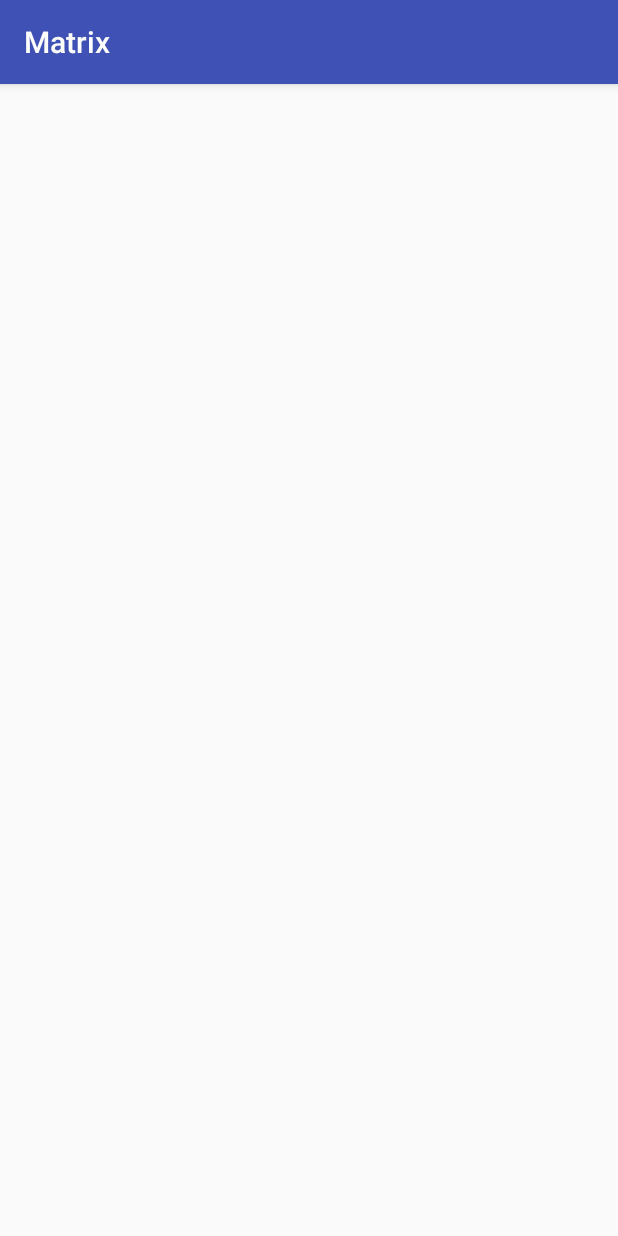
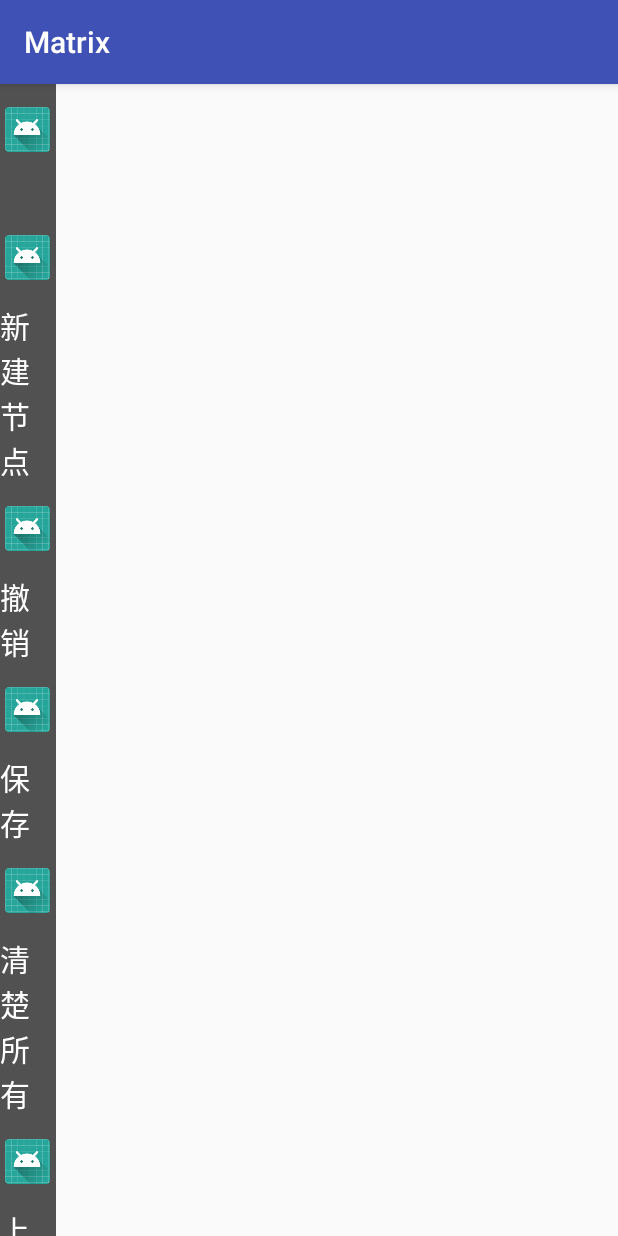
Before and after one commit to Matrix-Android/Matrix, an Android app: the ModelingActivity screen opened directly, with no data from a screen before it, on a phone screen of 412 x 824 dp. Run offline under Robolectric (Android 15) with nearby library versions, the phone set to English and light mode, and no system bars; libraries missing offline, so code that uses them is left out: com.shizhefei.view; plain views replace LargeImageView; 2 statements that could not run were skipped.

Commit message:
Log and edit UI

```diff
--- a/app/build.gradle
+++ b/app/build.gradle
@@ -24,8 +24,6 @@ dependencies {
     implementation 'com.android.support.constraint:constraint-layout:1.1.3'
     implementation 'com.android.support:recyclerview-v7:27.1.1'
     implementation 'com.shizhefei:LargeImageView:1.1.0'
-    implementation 'com.mylhyl:zxingscanner:1.6.0'
-    implementation 'com.squareup.okhttp3:okhttp:3.4.1'
 
     testImplementation 'junit:junit:4.12'
     androidTestImplementation 'com.android.support.test:runner:1.0.2'
--- a/app/src/main/java/cn/matrix/ui/LogActivity.java
+++ b/app/src/main/java/cn/matrix/ui/LogActivity.java
@@ -102,7 +102,6 @@ public class LogActivity extends AppCompatActivity implements View.OnClickListen
 
         //set Listeners
         logIn_button.setOnClickListener(this);
-        scanLog_button.setOnClickListener(this);
         clear_name.setOnClickListener(this);
         clear_pw.setOnClickListener(this);
         see_pw.setOnClickListener(this);
@@ -152,11 +151,11 @@ public class LogActivity extends AppCompatActivity implements View.OnClickListen
                 if(isEyeOpen == true){
                     //password can be seen
                     isEyeOpen = false;
-                    see_pw.setBackgroundResource(R.mipmap.ic_eye);
+                    see_pw.setBackgroundResource(R.drawable.ic_eye);
                     pw_editText.setTransformationMethod(PasswordTransformationMethod.getInstance());
                 }else{
                     isEyeOpen = true;
-                    see_pw.setBackgroundResource(R.mipmap.ic_eye2);
+                    see_pw.setBackgroundResource(R.drawable.ic_eye2);
                     pw_editText.setTransformationMethod(HideReturnsTransformationMethod.getInstance());
                 }
                 break;
--- a/app/src/main/java/cn/matrix/ui/OverView_Dialog.java
+++ b/app/src/main/java/cn/matrix/ui/OverView_Dialog.java
@@ -43,7 +43,7 @@ public class OverView_Dialog extends Dialog {
         p.width = (int)(d.getWidth()*0.6);
         dialogWindow.setAttributes(p);
 
-        this.setCancelable(true);
+        this.setCancelable(false);
         close_bt.setOnClickListener(new View.OnClickListener() {
             @Override
             public void onClick(View v) {
--- a/app/src/main/res/layout/activity_modeling.xml
+++ b/app/src/main/res/layout/activity_modeling.xml
@@ -1,14 +1,100 @@
 <?xml version="1.0" encoding="utf-8"?>
-<RelativeLayout xmlns:android="http://schemas.android.com/apk/res/android"
+<LinearLayout xmlns:android="http://schemas.android.com/apk/res/android"
     xmlns:tools="http://schemas.android.com/tools"
     android:layout_width="match_parent"
-    android:layout_height="match_parent">
+    android:layout_height="match_parent"
+    android:orientation="horizontal">
+
+    <LinearLayout
+        android:layout_width="0dp"
+        android:layout_height="match_parent"
+        android:layout_weight="0.2"
+        android:background="#515151"
+        android:gravity="center_horizontal"
+        android:orientation="vertical">
+
+        <ImageButton
+            android:layout_width="@dimen/mipmap_size_big"
+            android:layout_height="@dimen/mipmap_size_big"
+            android:layout_marginTop="@dimen/margin_normal"
+            android:layout_marginBottom="@dimen/margin_big"
+            android:background="@mipmap/ic_launcher" />
+
+
+        <ImageButton
+            android:layout_width="@dimen/mipmap_size_big"
+            android:layout_height="@dimen/mipmap_size_big"
+            android:layout_margin="@dimen/margin_normal"
+            android:background="@mipmap/ic_launcher" />
+
+        <TextView
+            android:layout_width="wrap_content"
+            android:layout_height="wrap_content"
+            android:text="新建节点"
+            android:textColor="@android:color/white"
+            android:textSize="@dimen/text_size_normal" />
+
+        <ImageButton
+            android:layout_width="@dimen/mipmap_size_big"
+            android:layout_height="@dimen/mipmap_size_big"
+            android:layout_margin="@dimen/margin_normal"
+            android:background="@mipmap/ic_launcher" />
+
+        <TextView
+            android:layout_width="wrap_content"
+            android:layout_height="wrap_content"
+            android:text="撤销"
+            android:textColor="@android:color/white"
+            android:textSize="@dimen/text_size_normal" />
+
+        <ImageButton
+            android:layout_width="@dimen/mipmap_size_big"
+            android:layout_height="@dimen/mipmap_size_big"
+            android:layout_margin="@dimen/margin_normal"
+            android:background="@mipmap/ic_launcher" />
+
+        <TextView
+            android:layout_width="wrap_content"
+            android:layout_height="wrap_content"
+            android:text="保存"
+            android:textColor="@android:color/white"
+            android:textSize="@dimen/text_size_normal" />
+
+        <ImageButton
+            android:layout_width="@dimen/mipmap_size_big"
+            android:layout_height="@dimen/mipmap_size_big"
+            android:layout_margin="@dimen/margin_normal"
+            android:background="@mipmap/ic_launcher" />
+
+        <TextView
+            android:layout_width="wrap_content"
+            android:layout_height="wrap_content"
+            android:text="清楚所有"
+            android:textColor="@android:color/white"
+            android:textSize="@dimen/text_size_normal" />
+
+
+        <ImageButton
+            android:layout_width="@dimen/mipmap_size_big"
+            android:layout_height="@dimen/mipmap_size_big"
+            android:layout_margin="@dimen/margin_normal"
+            android:background="@mipmap/ic_launcher" />
+
+        <TextView
+            android:layout_width="wrap_content"
+            android:layout_height="wrap_content"
+            android:text="上传"
+            android:textColor="@android:color/white"
+            android:textSize="@dimen/text_size_normal" />
+    </LinearLayout>
 
 
     <com.shizhefei.view.largeimage.LargeImageView
         android:id="@+id/imageView"
-        android:scrollbars="vertical|horizontal"
-        android:layout_width="match_parent"
-        android:layout_height="match_parent" />
+        android:layout_width="0dp"
+        android:layout_height="match_parent"
+        android:layout_weight="2"
+        android:scrollbars="vertical|horizontal" />
 
-</RelativeLayout>
+
+</LinearLayout>
--- a/app/src/main/res/values/dimen.xml
+++ b/app/src/main/res/values/dimen.xml
@@ -6,7 +6,7 @@
     <dimen name="text_size_small">15sp</dimen>
     <dimen name="text_size_normal">20sp</dimen>
     <dimen name="margin_normal">15dp</dimen>
-    <dimen name="margin_big">25dp</dimen>
+    <dimen name="margin_big">40dp</dimen>
     <dimen name="mipmap_size_normal">20dp</dimen>
     <dimen name="mipmap_size_big">30dp</dimen>
 </resources>
```
Also changed, not shown: app/src/main/AndroidManifest.xml (+6 -4 lines), app/src/main/res/drawable/log_corner.xml (added, +10 -0 lines), app/src/main/res/layout/activity_log.xml (+50 -42 lines), app/src/main/res/drawable/cover.png (added), 1 other file.
